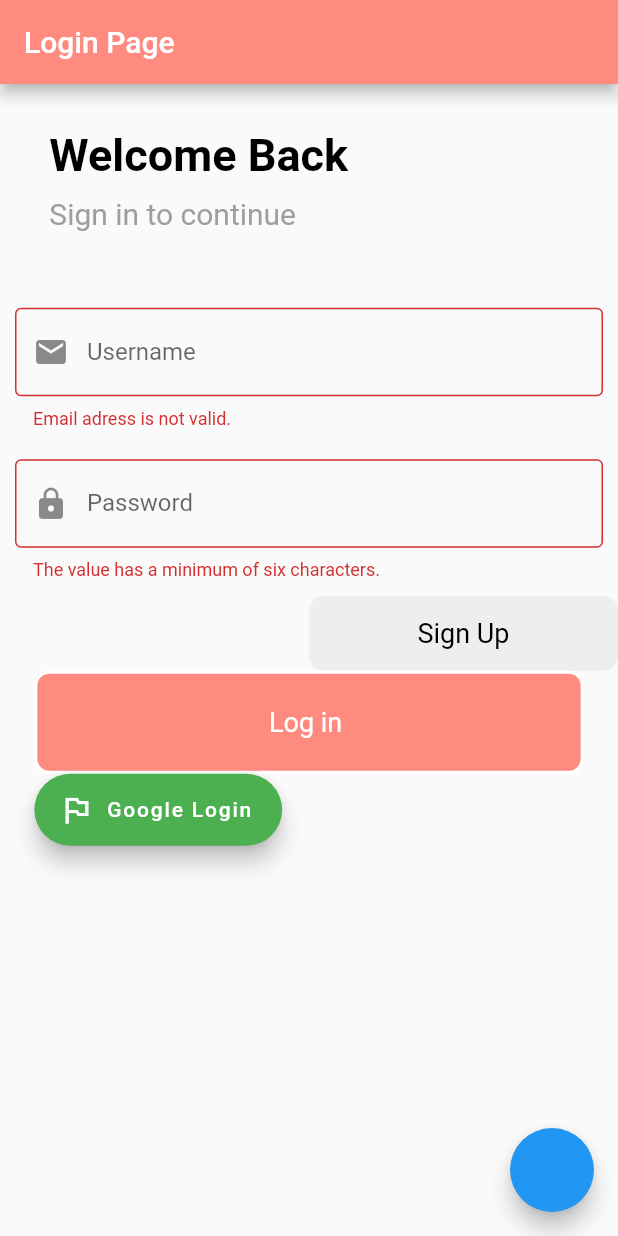
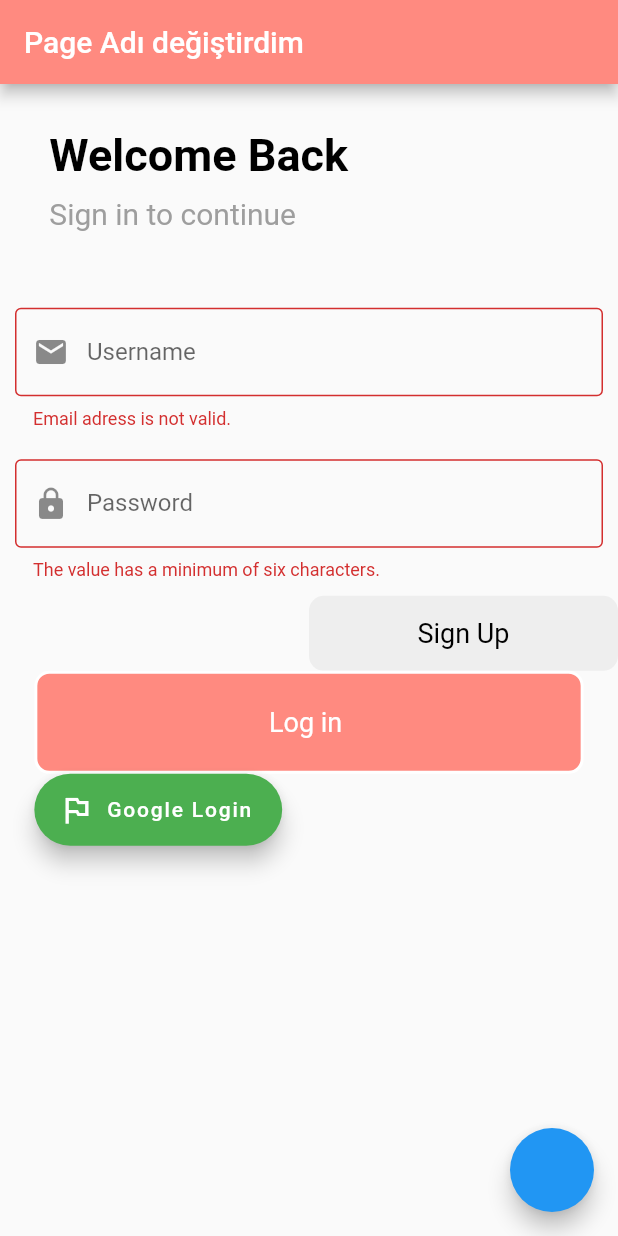
Before and after one commit to Devnot-Mentor-2020/FlutterLoginApp, a Flutter app: the screen it shows after launch, on a phone screen of 412 x 824 dp. Run offline on Flutter 3.47's test engine with Material 2 defaults, Android fonts, the phone set to English and light mode, and no system bars; our stand-ins replace firebase_auth, google_sign_in; accounts and stored records are empty.

Commit message:
Text chaned

```diff
--- a/lib/view/login_page.dart
+++ b/lib/view/login_page.dart
@@ -24,7 +24,7 @@ class _LoginPageState extends State<LoginPage> {
           heroTag: "btn1",
           ),
           key: _scaffoldkey,
-          appBar: AppBar(title: Text("Login Page",style: TextStyle(color: Colors.white),),),
+          appBar: AppBar(title: Text("Page Adı değiştirdim",style: TextStyle(color: Colors.white),),),
           body: SingleChildScrollView(
               child: loginForm(context),
           ),
```
